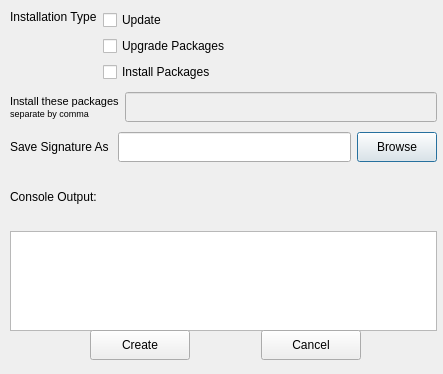
Above: apt_offline_gui/AptOfflineQtCreateProfile.ui from rickysarraf/apt-offline before the change. Below: the same form after it.
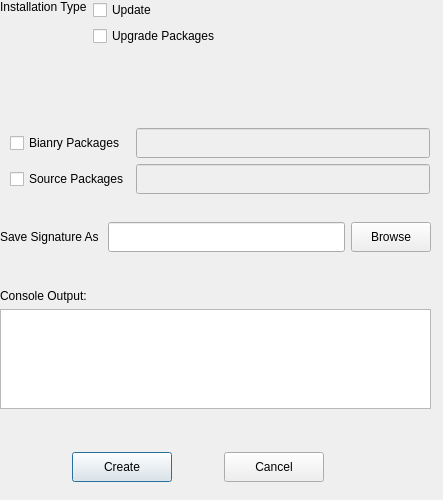
That is the form after the change. Icons and pictures are not drawn.

Commit message: Initial gui change to accommodate --install-src-packages. Needs a lot more work to accommodate all the available options in the set command

Diff of the .ui file:
```diff
--- a/apt_offline_gui/AptOfflineQtCreateProfile.ui
+++ b/apt_offline_gui/AptOfflineQtCreateProfile.ui
@@ -10,11 +10,11 @@
     <x>0</x>
     <y>0</y>
     <width>443</width>
-    <height>374</height>
+    <height>500</height>
    </rect>
   </property>
   <property name="sizePolicy">
-   <sizepolicy hsizetype="Fixed" vsizetype="Fixed">
+   <sizepolicy hsizetype="Preferred" vsizetype="Preferred">
     <horstretch>0</horstretch>
     <verstretch>0</verstretch>
    </sizepolicy>
@@ -22,29 +22,115 @@
   <property name="minimumSize">
    <size>
     <width>443</width>
-    <height>374</height>
+    <height>400</height>
    </size>
   </property>
   <property name="maximumSize">
    <size>
     <width>443</width>
-    <height>374</height>
+    <height>500</height>
    </size>
   </property>
   <property name="windowTitle">
    <string>Generate Signature</string>
   </property>
-  <widget class="QWidget" name="verticalLayoutWidget">
+  <widget class="QWidget" name="horizontalLayoutWidget">
    <property name="geometry">
     <rect>
-     <x>10</x>
-     <y>10</y>
-     <width>427</width>
-     <height>321</height>
+     <x>25</x>
+     <y>450</y>
+     <width>346</width>
+     <height>34</height>
     </rect>
    </property>
-   <layout class="QVBoxLayout" name="verticalLayout">
+   <layout class="QHBoxLayout" name="horizontalLayout_4">
     <item>
+     <spacer name="horizontalSpacer_2">
+      <property name="orientation">
+       <enum>Qt::Horizontal</enum>
+      </property>
+      <property name="sizeHint" stdset="0">
+       <size>
+        <width>40</width>
+        <height>20</height>
+       </size>
+      </property>
+     </spacer>
+    </item>
+    <item>
+     <widget class="QPushButton" name="createProfileButton">
+      <property name="enabled">
+       <bool>true</bool>
+      </property>
+      <property name="minimumSize">
+       <size>
+        <width>100</width>
+        <height>30</height>
+       </size>
+      </property>
+      <property name="text">
+       <string>Create</string>
+      </property>
+      <property name="icon">
+       <iconset resource="resources.qrc">
+        <normaloff>:/icons/icons/dialog-ok-apply.png</normaloff>:/icons/icons/dialog-ok-apply.png</iconset>
+      </property>
+     </widget>
+    </item>
+    <item>
+     <spacer name="horizontalSpacer_4">
+      <property name="orientation">
+       <enum>Qt::Horizontal</enum>
+      </property>
+      <property name="sizeHint" stdset="0">
+       <size>
+        <width>40</width>
+        <height>20</height>
+       </size>
+      </property>
+     </spacer>
+    </item>
+    <item>
+     <widget class="QPushButton" name="cancelButton">
+      <property name="minimumSize">
+       <size>
+        <width>100</width>
+        <height>30</height>
+       </size>
+      </property>
+      <property name="text">
+       <string>Cancel</string>
+      </property>
+      <property name="icon">
+       <iconset resource="resources.qrc">
+        <normaloff>:/icons/icons/dialog-cancel.png</normaloff>:/icons/icons/dialog-cancel.png</iconset>
+      </property>
+     </widget>
+    </item>
+    <item>
+     <spacer name="horizontalSpacer_3">
+      <property name="orientation">
+       <enum>Qt::Horizontal</enum>
+      </property>
+      <property name="sizeHint" stdset="0">
+       <size>
+        <width>40</width>
+        <height>20</height>
+       </size>
+      </property>
+     </spacer>
+    </item>
+   </layout>
+  </widget>
+  <widget class="QWidget" name="layoutWidget">
+   <property name="geometry">
+    <rect>
+     <x>0</x>
+     <y>0</y>
+     <width>431</width>
+     <height>91</height>
+    </rect>
+   </property>
      <layout class="QVBoxLayout" name="verticalLayout_2">
       <property name="sizeConstraint">
        <enum>QLayout::SetFixedSize</enum>
@@ -94,11 +180,17 @@
            </widget>
           </item>
           <item>
-           <widget class="QCheckBox" name="installPackagesCheckBox">
-            <property name="text">
-             <string>Install Packages</string>
-            </property>
-           </widget>
+         <spacer name="verticalSpacer_5">
+          <property name="orientation">
+           <enum>Qt::Vertical</enum>
+          </property>
+          <property name="sizeHint" stdset="0">
+           <size>
+            <width>20</width>
+            <height>40</height>
+           </size>
+          </property>
+         </spacer>
           </item>
          </layout>
         </item>
@@ -121,75 +213,16 @@
        </layout>
       </item>
      </layout>
-    </item>
-    <item>
-     <spacer name="verticalSpacer_2">
-      <property name="orientation">
-       <enum>Qt::Vertical</enum>
-      </property>
-      <property name="sizeType">
-       <enum>QSizePolicy::Fixed</enum>
-      </property>
-      <property name="sizeHint" stdset="0">
-       <size>
-        <width>20</width>
-        <height>4</height>
-       </size>
-      </property>
-     </spacer>
-    </item>
-    <item>
-     <layout class="QHBoxLayout" name="horizontalLayout_6">
-      <property name="sizeConstraint">
-       <enum>QLayout::SetDefaultConstraint</enum>
-      </property>
-      <item>
-       <widget class="QLabel" name="lblPackageList">
-        <property name="text">
-         <string>&lt;!DOCTYPE HTML PUBLIC &quot;-//W3C//DTD HTML 4.0//EN&quot; &quot;http://www.w3.org/TR/REC-html40/strict.dtd&quot;&gt;
-&lt;html&gt;&lt;head&gt;&lt;meta name=&quot;qrichtext&quot; content=&quot;1&quot; /&gt;&lt;style type=&quot;text/css&quot;&gt;
-p, li { white-space: pre-wrap; }
-&lt;/style&gt;&lt;/head&gt;&lt;body style=&quot; font-family:'DejaVu Sans'; font-size:8pt; font-weight:400; font-style:normal;&quot;&gt;
-&lt;p style=&quot; margin-top:0px; margin-bottom:0px; margin-left:0px; margin-right:0px; -qt-block-indent:0; text-indent:0px;&quot;&gt;Install these packages&lt;/p&gt;
-&lt;p style=&quot; margin-top:0px; margin-bottom:0px; margin-left:0px; margin-right:0px; -qt-block-indent:0; text-indent:0px;&quot;&gt;&lt;span style=&quot; font-size:7pt;&quot;&gt;separate by comma&lt;/span&gt;&lt;/p&gt;&lt;/body&gt;&lt;/html&gt;</string>
-        </property>
-       </widget>
-      </item>
-      <item>
-       <widget class="QLineEdit" name="packageList">
-        <property name="enabled">
-         <bool>false</bool>
-        </property>
-        <property name="minimumSize">
-         <size>
-          <width>0</width>
-          <height>30</height>
-         </size>
-        </property>
-        <property name="readOnly">
-         <bool>false</bool>
-        </property>
-       </widget>
-      </item>
-     </layout>
-    </item>
-    <item>
-     <spacer name="verticalSpacer">
-      <property name="orientation">
-       <enum>Qt::Vertical</enum>
-      </property>
-      <property name="sizeType">
-       <enum>QSizePolicy::Fixed</enum>
-      </property>
-      <property name="sizeHint" stdset="0">
-       <size>
-        <width>20</width>
-        <height>4</height>
-       </size>
-      </property>
-     </spacer>
-    </item>
-    <item>
+  </widget>
+  <widget class="QWidget" name="layoutWidget">
+   <property name="geometry">
+    <rect>
+     <x>0</x>
+     <y>200</y>
+     <width>431</width>
+     <height>241</height>
+    </rect>
+   </property>
      <layout class="QVBoxLayout" name="verticalLayout_5">
       <property name="spacing">
        <number>6</number>
@@ -197,6 +230,19 @@
       <property name="sizeConstraint">
        <enum>QLayout::SetDefaultConstraint</enum>
       </property>
+    <item>
+     <spacer name="verticalSpacer_3">
+      <property name="orientation">
+       <enum>Qt::Vertical</enum>
+      </property>
+      <property name="sizeHint" stdset="0">
+       <size>
+        <width>20</width>
+        <height>40</height>
+       </size>
+      </property>
+     </spacer>
+    </item>
       <item>
        <layout class="QHBoxLayout" name="horizontalLayout_2">
         <item>
@@ -246,6 +292,19 @@
       </item>
       <item>
        <layout class="QVBoxLayout" name="verticalLayout_8">
+      <item>
+       <spacer name="verticalSpacer_2">
+        <property name="orientation">
+         <enum>Qt::Vertical</enum>
+        </property>
+        <property name="sizeHint" stdset="0">
+         <size>
+          <width>20</width>
+          <height>40</height>
+         </size>
+        </property>
+       </spacer>
+      </item>
         <item>
          <widget class="QLabel" name="lblConsoleOutput">
           <property name="text">
@@ -275,94 +334,100 @@
           </property>
          </widget>
         </item>
-       </layout>
+      <item>
+       <spacer name="verticalSpacer_4">
+        <property name="orientation">
+         <enum>Qt::Vertical</enum>
+        </property>
+        <property name="sizeHint" stdset="0">
+         <size>
+          <width>20</width>
+          <height>40</height>
+         </size>
+        </property>
+       </spacer>
       </item>
      </layout>
     </item>
    </layout>
   </widget>
-  <widget class="QWidget" name="horizontalLayoutWidget">
+  <widget class="QWidget" name="layoutWidget">
    <property name="geometry">
     <rect>
-     <x>25</x>
-     <y>325</y>
-     <width>401</width>
-     <height>40</height>
+     <x>10</x>
+     <y>120</y>
+     <width>420</width>
+     <height>74</height>
     </rect>
    </property>
-   <layout class="QHBoxLayout" name="horizontalLayout_4">
-    <item>
-     <spacer name="horizontalSpacer_2">
-      <property name="orientation">
-       <enum>Qt::Horizontal</enum>
+   <layout class="QGridLayout" name="gridLayout">
+    <item row="2" column="1">
+     <widget class="QLineEdit" name="srcPackageList">
+      <property name="enabled">
+       <bool>false</bool>
       </property>
-      <property name="sizeHint" stdset="0">
+      <property name="minimumSize">
        <size>
-        <width>40</width>
-        <height>20</height>
+        <width>0</width>
+        <height>30</height>
        </size>
       </property>
-     </spacer>
+      <property name="toolTip">
+       <string>List of Source packages to install, separated by space</string>
+      </property>
+      <property name="readOnly">
+       <bool>false</bool>
+      </property>
+     </widget>
     </item>
-    <item>
-     <widget class="QPushButton" name="createProfileButton">
+    <item row="1" column="1">
+     <widget class="QLineEdit" name="packageList">
       <property name="enabled">
-       <bool>true</bool>
+       <bool>false</bool>
       </property>
       <property name="minimumSize">
        <size>
-        <width>100</width>
+        <width>0</width>
         <height>30</height>
        </size>
       </property>
-      <property name="text">
-       <string>Create</string>
+      <property name="toolTip">
+       <string>List of Binary packages to install, separated by space</string>
       </property>
-      <property name="icon">
-       <iconset resource="resources.qrc">
-        <normaloff>:/icons/icons/dialog-ok-apply.png</normaloff>:/icons/icons/dialog-ok-apply.png</iconset>
+      <property name="readOnly">
+       <bool>false</bool>
       </property>
      </widget>
     </item>
-    <item>
-     <spacer name="horizontalSpacer_4">
-      <property name="orientation">
-       <enum>Qt::Horizontal</enum>
+    <item row="1" column="0">
+     <widget class="QCheckBox" name="installPackagesCheckBox">
+      <property name="toolTip">
+       <string>Check box to install Binary packages</string>
       </property>
-      <property name="sizeHint" stdset="0">
-       <size>
-        <width>40</width>
-        <height>20</height>
-       </size>
+      <property name="text">
+       <string>Bianry Packages</string>
       </property>
-     </spacer>
+     </widget>
     </item>
-    <item>
-     <widget class="QPushButton" name="cancelButton">
-      <property name="minimumSize">
-       <size>
-        <width>100</width>
-        <height>30</height>
-       </size>
+    <item row="2" column="0">
+     <widget class="QCheckBox" name="installSrcPackagesCheckBox">
+      <property name="toolTip">
+       <string>Check box to install Source Packages</string>
       </property>
       <property name="text">
-       <string>Cancel</string>
+       <string>Source Packages</string>
       </property>
-      <property name="icon">
-       <iconset resource="resources.qrc">
-        <normaloff>:/icons/icons/dialog-cancel.png</normaloff>:/icons/icons/dialog-cancel.png</iconset>
-      </property>
      </widget>
     </item>
-    <item>
-     <spacer name="horizontalSpacer_3">
+    <item row="0" column="1">
+     <spacer name="verticalSpacer">
       <property name="orientation">
-       <enum>Qt::Horizontal</enum>
+       <enum>Qt::Vertical</enum>
       </property>
       <property name="sizeHint" stdset="0">
        <size>
-        <width>40</width>
-        <height>20</height>
+        <width>20</width>
+        <height>28</height>
        </size>
       </property>
      </spacer>
```
Lines whose indentation alone changed are shown as unchanged.
